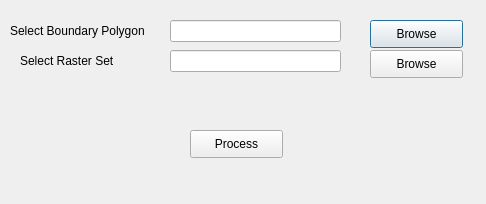
Qt form qgis_build/treebeard/treebeard_dialog_base.ui (earthlab-education/treebeard) before a commit.
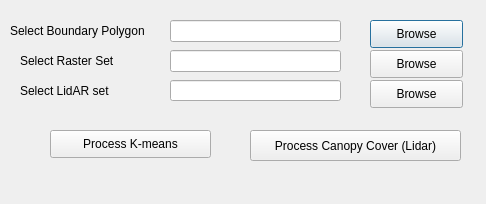
The same form after that commit.

Commit message: commupdated lidar code

The edit to the form file:
```diff
--- a/qgis_build/treebeard/treebeard_dialog_base.ui
+++ b/qgis_build/treebeard/treebeard_dialog_base.ui
@@ -88,14 +88,63 @@
   <widget class="QPushButton" name="processButton">
    <property name="geometry">
     <rect>
-     <x>190</x>
+     <x>50</x>
      <y>130</y>
+     <width>161</width>
+     <height>28</height>
+    </rect>
+   </property>
+   <property name="text">
+    <string>Process K-means</string>
+   </property>
+  </widget>
+  <widget class="QLineEdit" name="lidarLineEdit">
+   <property name="geometry">
+    <rect>
+     <x>170</x>
+     <y>80</y>
+     <width>171</width>
+     <height>21</height>
+    </rect>
+   </property>
+  </widget>
+  <widget class="QLabel" name="label_3">
+   <property name="geometry">
+    <rect>
+     <x>20</x>
+     <y>81</y>
+     <width>121</width>
+     <height>20</height>
+    </rect>
+   </property>
+   <property name="text">
+    <string>Select LidAR set</string>
+   </property>
+  </widget>
+  <widget class="QPushButton" name="browseLidarButton">
+   <property name="geometry">
+    <rect>
+     <x>370</x>
+     <y>80</y>
      <width>93</width>
      <height>28</height>
     </rect>
    </property>
    <property name="text">
-    <string>Process</string>
+    <string>Browse</string>
+   </property>
+  </widget>
+  <widget class="QPushButton" name="processCanopyButton">
+   <property name="geometry">
+    <rect>
+     <x>250</x>
+     <y>130</y>
+     <width>211</width>
+     <height>31</height>
+    </rect>
+   </property>
+   <property name="text">
+    <string>Process Canopy Cover (Lidar)</string>
    </property>
   </widget>
  </widget>
```
The commit also changes 1 other file.
